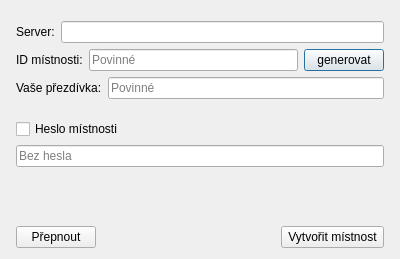
Qt form crypto_chat/roomdialog.ui (RxiPland/crypto_chat) before a commit.
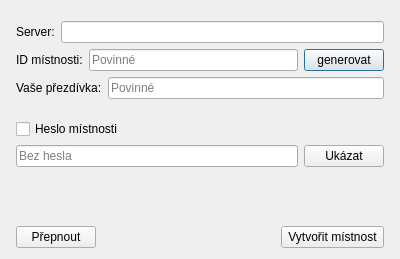
The same form after that commit.

Commit message: added password view protection

```diff
--- a/crypto_chat/roomdialog.ui
+++ b/crypto_chat/roomdialog.ui
@@ -170,10 +170,18 @@
         </layout>
        </item>
        <item>
+        <layout class="QHBoxLayout" name="horizontalLayout_7">
+         <property name="topMargin">
+          <number>0</number>
+         </property>
+         <item>
         <widget class="QLineEdit" name="lineEdit">
          <property name="maxLength">
           <number>100</number>
          </property>
+           <property name="echoMode">
+            <enum>QLineEdit::Password</enum>
+           </property>
          <property name="placeholderText">
           <string>Bez hesla</string>
          </property>
@@ -181,6 +189,15 @@
           <bool>true</bool>
          </property>
         </widget>
+         </item>
+         <item>
+          <widget class="QPushButton" name="pushButton_4">
+           <property name="text">
+            <string>Ukázat</string>
+           </property>
+          </widget>
+         </item>
+        </layout>
        </item>
        <item>
         <spacer name="verticalSpacer_3">
```
Lines whose indentation alone changed are shown as unchanged. The commit also changes 3 other files.
